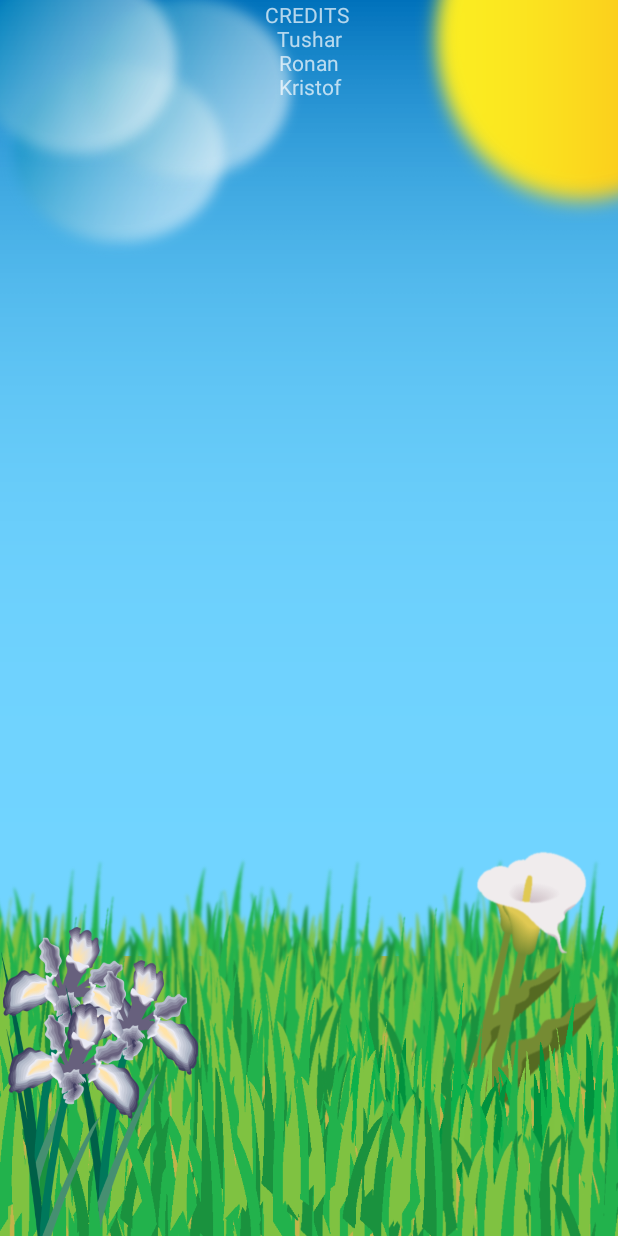
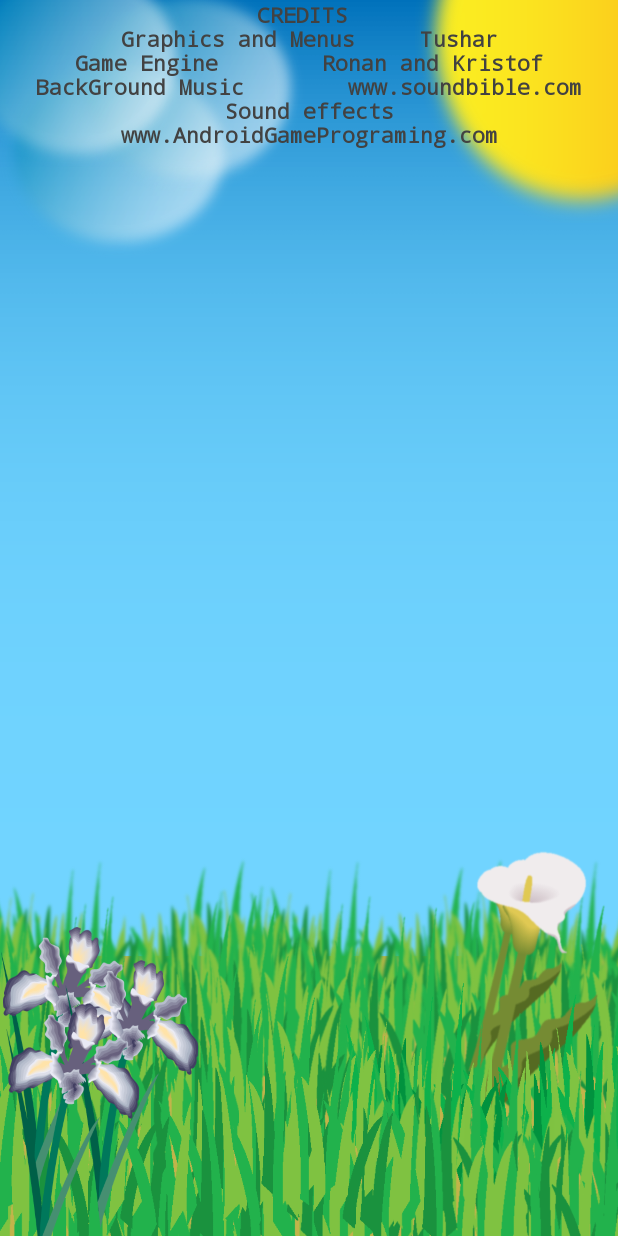
Before and after one commit to Krishunter1/Pit-of-snakes, an Android app: the CreditsActivity screen opened directly, with no data from a screen before it, on a phone screen of 412 x 824 dp. Run offline under Robolectric (Android 15) with nearby library versions, the light colour scheme and no system bars.

Commit message:
comments added
comments added and also changed the icon of the application

```diff
--- a/PitofSnake/app/src/main/AndroidManifest.xml
+++ b/PitofSnake/app/src/main/AndroidManifest.xml
@@ -8,7 +8,7 @@
     <application
         android:allowBackup="true"
         android:icon="@mipmap/ic_launcher"
-        android:roundIcon="@mipmap/ic_launcher_round"
+        android:roundIcon="@mipmap/title"
         android:supportsRtl="true"
         android:theme="@style/Theme.AppCompat.NoActionBar">
 
--- a/PitofSnake/app/src/main/java/kristof/pitofsnake/CreditsActivity.java
+++ b/PitofSnake/app/src/main/java/kristof/pitofsnake/CreditsActivity.java
@@ -1,5 +1,5 @@
 package kristof.pitofsnake;
-
+//Work done by Tushar Mittal
 import android.app.Activity;
 import android.os.Bundle;
 import android.view.WindowManager;
@@ -20,7 +20,8 @@ public class CreditsActivity extends Activity {
 
         animation = AnimationUtils.loadAnimation(getApplicationContext(),R.anim.credits);
         textView = (TextView) findViewById(R.id.textView);
-        textView.setText("CREDITS \n" + "Tushar\n" + "Ronan\n" + "Kristof");
+        textView.setText("CREDITS \n" + "Graphics and Menus     Tushar\n" + "Game Engine        Ronan and Kristof\n" + "BackGround Music        www.soundbible.com\n"
+                + "Sound effects       www.AndroidGamePrograming.com");
 
         textView.startAnimation(animation);
     }
--- a/PitofSnake/app/src/main/java/kristof/pitofsnake/PitView.java
+++ b/PitofSnake/app/src/main/java/kristof/pitofsnake/PitView.java
@@ -3,7 +3,7 @@ package kristof.pitofsnake;
 //The reason the game is not running on Matrixes but instead uses Draw class
 //is because the Draw class was the easiest way to implement the old style Snake game feel
 //while being able to implement more modern touches with power ups.
-//Also a activity with choice of game mode wasin't made as we were having difficult implementing it properly
+//Also a activity with choice of game mode wasn't made as we were having difficult implementing it properly
 //However the power ups act as if the game modes were selected, so the player is able to pick them up
 //and change there game experience if they choose to do so.
 import android.content.Context;
--- a/PitofSnake/app/src/main/java/kristof/pitofsnake/PitofSnake.java
+++ b/PitofSnake/app/src/main/java/kristof/pitofsnake/PitofSnake.java
@@ -113,6 +113,7 @@ public class PitofSnake extends Activity implements GestureDetector.OnGestureLis
 
     }
 
+    //on back pressed bring back to home screen
     @Override
     public void onBackPressed() {
         Intent intent = new Intent(this, HomeScreen.class);
--- a/PitofSnake/app/src/main/res/layout/activity_credits.xml
+++ b/PitofSnake/app/src/main/res/layout/activity_credits.xml
@@ -9,9 +9,14 @@
 
     <TextView
         android:id="@+id/textView"
-        android:layout_width="match_parent"
-        android:layout_height="match_parent"
+        android:layout_width="wrap_content"
+        android:layout_height="wrap_content"
         android:layout_weight="1"
         android:gravity="top|center"
-        android:text="TextView" />
+        android:text="TextView"
+        android:textAlignment="center"
+        android:textColor="@color/cardview_dark_background"
+        android:textSize="14sp"
+        android:textStyle="bold"
+        android:typeface="monospace" />
 </LinearLayout>
```
Also changed, not shown: PitofSnake/app/src/main/java/kristof/pitofsnake/ScoreActivity.java (+15 -3 lines), PitofSnake/app/src/main/res/mipmap-mdpi/title.png (added).
